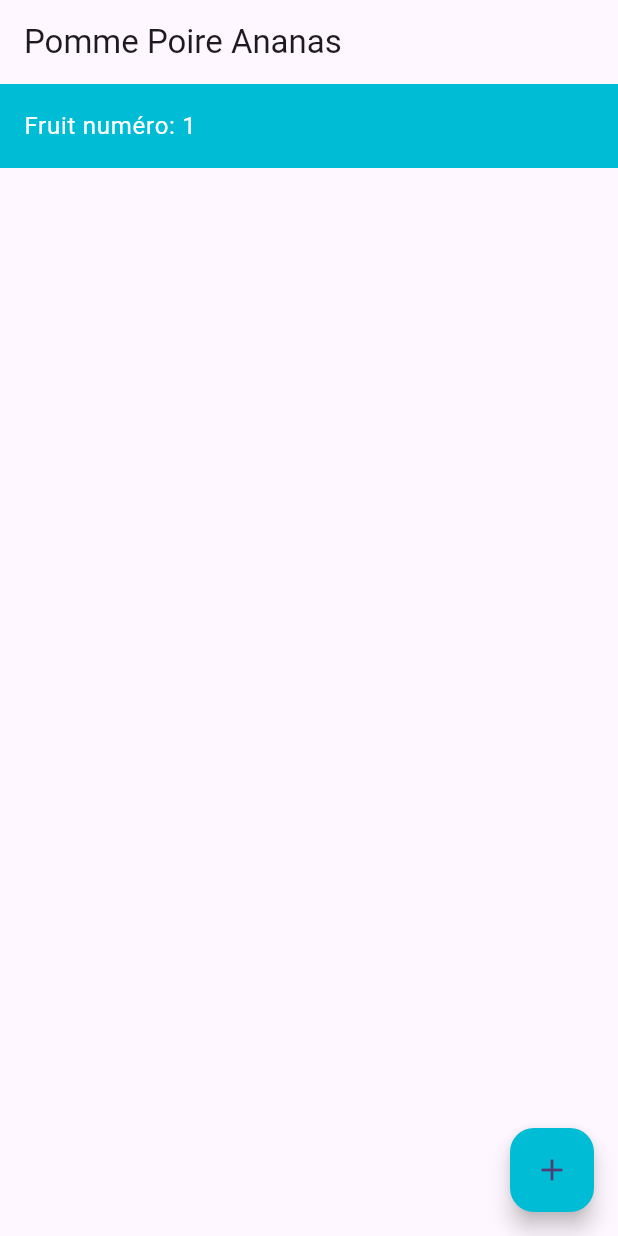
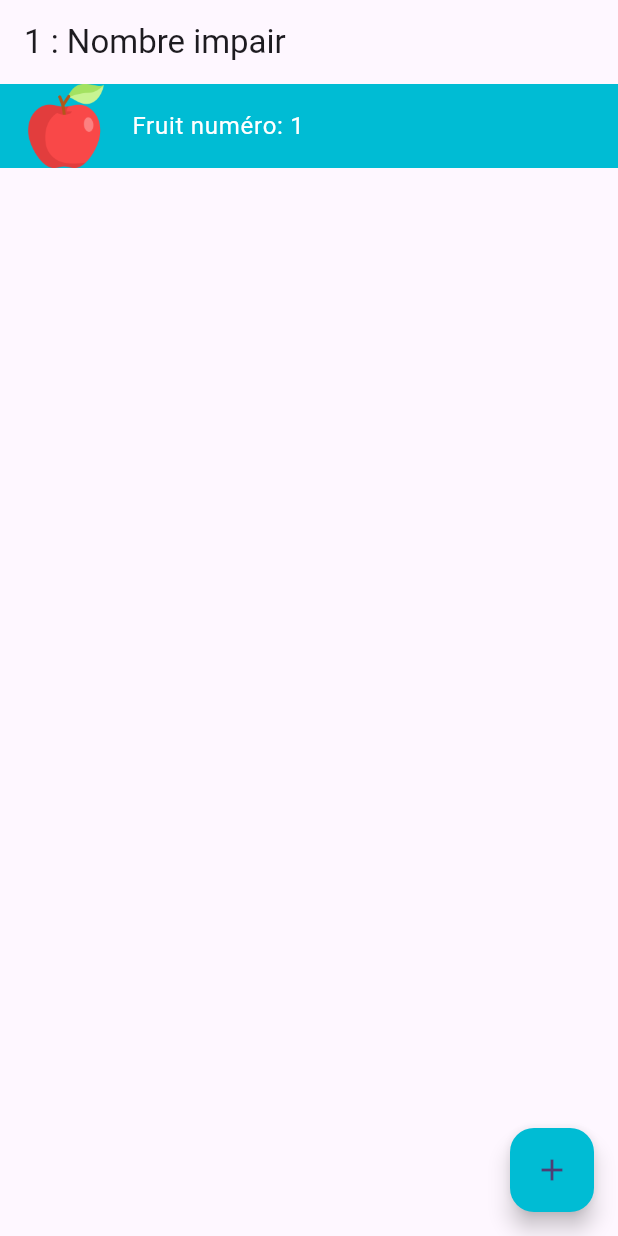
Before and after one commit to SeynabouBK/pomme-poire-ananas, a Flutter app: the screen it shows after launch, after a tap on the "add" icon, on a phone screen of 412 x 824 dp. Run offline on Flutter 3.47's test engine with Material 3 defaults, Android fonts, the phone set to English and light mode, and no system bars.

Commit message:
TP pomme_poire_ananas terminé

```diff
--- a/lib/my_home_page.dart
+++ b/lib/my_home_page.dart
@@ -19,39 +19,117 @@ class _MyHomePageState extends State<MyHomePage> {
       _fruits.add(_counter); // Ajout d'un nouvel élément à la liste _fruits
     });
   }
+//Un nombre premier est un entier naturel supérieur à 1 qui n'a que deux diviseurs : 1 et lui-même.
+// Si le nombre est inférieur ou égal à 1, il n'est pas premier.
+//Elle vérifie s'il existe un autre diviseur de number entre 2 et number ~/ 2 (le ~ représente une division entière).
+//false : Si un diviseur est trouvé, ce n'est pas un nombre premier.
+
+  bool isPrime(int number) {
+    if (number <= 1) return false;
+    for (int i = 2; i <= number ~/ 2; i++) {
+      if (number % i == 0) return false;
+    }
+    return true;
+  }
+
+  Color getBackgroundColor(int number) {
+    if (number == 0) {
+      return Colors.orange;
+    } else if (number % 2 == 0) {
+      return Colors.indigo;
+    } else {
+      return Colors.cyan;
+    }
+  }
+
+  String getNumberType(int number) {
+    if (number == 0) {
+      return 'Zero';
+    } else if (isPrime(number)) {
+      return 'Nombre premier';
+    } else if (number % 2 == 0) {
+      return 'Nombre pair';
+    } else {
+      return 'Nombre impair';
+    }
+  }
+
+  Image getFruitImage(int number) {
+    if (isPrime(number)) {
+      return Image.asset('images/ananas.png');
+    } else if (number % 2 == 0) {
+      return Image.asset('images/poire.png');
+    } else {
+      return Image.asset('images/pomme.png');
+    }
+  }
 
   @override
   Widget build(BuildContext context) {
     return Scaffold(
       appBar: AppBar(
         //backgroundColor: Theme.of(context).colorScheme.inversePrimary,
-        title: Text(widget.title),
+        title: Text(
+          '$_counter : ${getNumberType(_counter)}',
+        ),
       ),
       //map transforme chaque élément, mais le résultat est quelque chose qui n'est pas encore une vraie liste.
       //.toList() convertit le résultat en une vraie liste que le ListView peut afficher.
       body: ListView(
         children: _fruits
             .map((e) => ListTile(
+                  leading: getFruitImage(e),
                   title: Text(
                     'Fruit numéro: $e',
                     style:
                         const TextStyle(color: Colors.white), // Texte en blanc
                   ),
-                  tileColor: e % 2 == 0
-                      ? Colors.indigo
-                      : Colors
-                          .cyan, // Arrière-plan Indigo si pair, Cyan si impair
+                  tileColor: getBackgroundColor(e),
+                  onTap: () {
+                    showDialog(
+                      context: context,
+                      builder: (BuildContext context) {
+                        return AlertDialog(
+                          title: Text('Fruit numéro $e : ${getNumberType(e)}'),
+                          backgroundColor: getBackgroundColor(e),
+                          content: getFruitImage(e),
+                          actions: <Widget>[
+                            IconButton(
+                              onPressed: () {
+                                setState(() {
+                                  _fruits.remove(
+                                      e); // Supprime l'élément de la liste
+                                });
+                                Navigator.of(context)
+                                    .pop(); // Ferme le `AlertDialog`
+                              },
+                              icon: const Icon(Icons.delete,
+                                  color: Colors.redAccent),
+                              tooltip: 'Supprimer',
+                            ),
+                            ElevatedButton(
+                              onPressed: () {
+                                Navigator.of(context)
+                                    .pop(); // Ferme le AlertDialog
+                              },
+                              style: ElevatedButton.styleFrom(
+                                backgroundColor: Colors.blueGrey,
+                              ),
+                              child: const Text('Fermer',
+                                  style: TextStyle(color: Colors.white)),
+                            ),
+                          ],
+                        );
+                      },
+                    );
+                  },
                 ))
             .toList(),
       ),
       floatingActionButton: FloatingActionButton(
         onPressed: _incrementCounter,
         tooltip: 'Ajouter un fruit',
-        backgroundColor: _counter == 0
-            ? Colors.orange
-            : _counter % 2 == 0
-                ? Colors.indigo
-                : Colors.cyan,
+        backgroundColor: getBackgroundColor(_counter),
         child: const Icon(Icons.add),
       ),
     );
```
Also changed, not shown: 1 other file.
